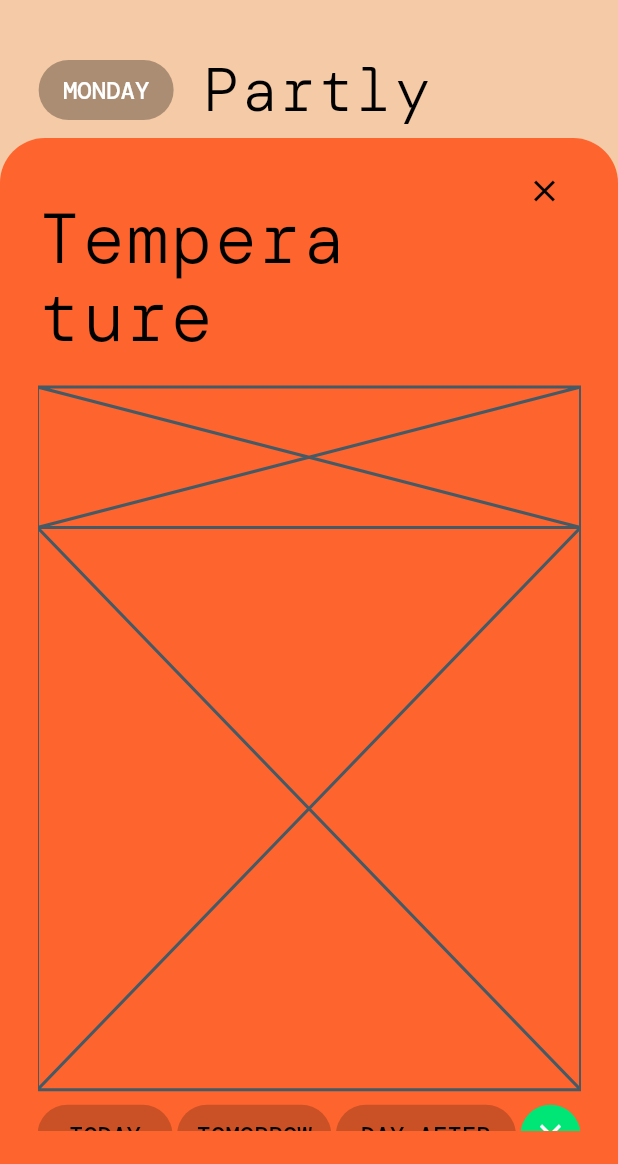
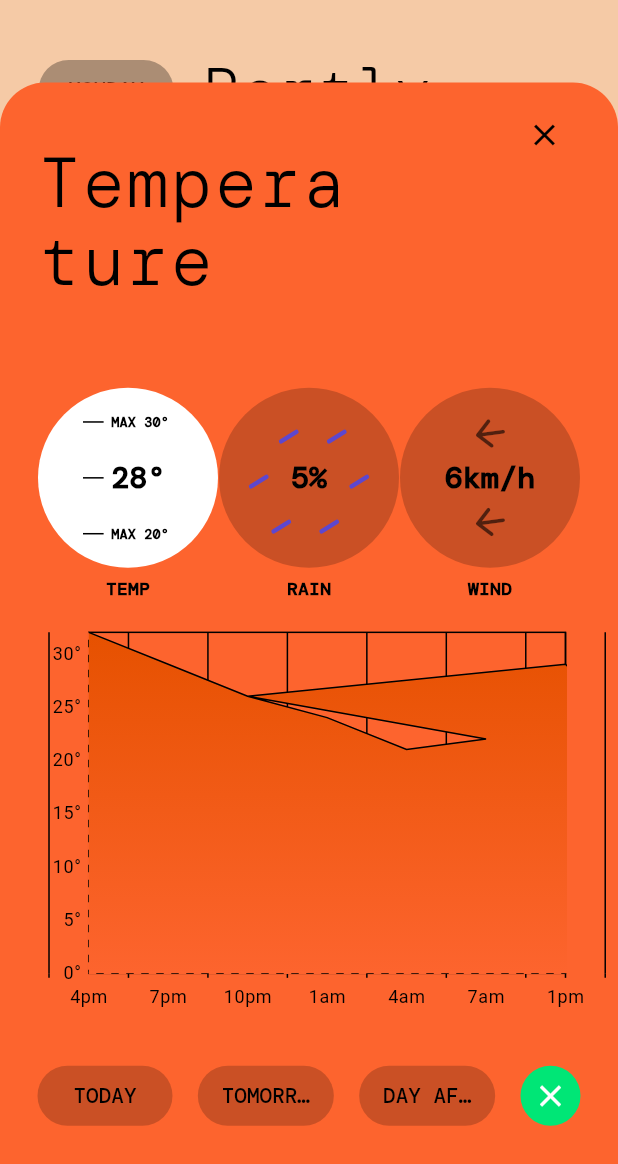
Before and after one commit to Codesait/wi_weather, a Flutter app: the screen it shows after launch, after a tap on an icon or button, on a phone screen of 412 x 824 dp, the part 72-1236 px from its top. Run offline on Flutter 3.47's test engine with Material 3 defaults, Android fonts, the phone set to English and light mode, and no system bars; our stand-ins replace flutter_riverpod, flutter_screenutil, flutter_svg, fluttertoast, geolocator, google_fonts and 4 more.

Commit message:
added hourly temperat forcast chart

```diff
--- a/lib/presentation/components/custom/custom_modal/custom_modal.dart
+++ b/lib/presentation/components/custom/custom_modal/custom_modal.dart
@@ -47,10 +47,12 @@ class CustomModalState extends ConsumerState<CustomModal>
                 color: mViewController.getModalColor(
                   theme.scaffoldBackgroundColor,
                 ),
-                borderRadius: const BorderRadius.only(
+                borderRadius: mViewController.modalIsOpen
+                    ? const BorderRadius.only(
                         topLeft: Radius.circular(30),
                         topRight: Radius.circular(30),
-                ),
+                      )
+                    : null,
               ),
               height: mViewController.modalHeight(),
               padding: const EdgeInsets.only(
@@ -58,7 +60,6 @@ class CustomModalState extends ConsumerState<CustomModal>
               ),
               child: Padding(
                 padding: const EdgeInsets.fromLTRB(25, 0, 25, 0),
-                child: SingleChildScrollView(
                 child: Column(
                   children: [
                     const _CloseModalBtn(),
@@ -67,8 +68,10 @@ class CustomModalState extends ConsumerState<CustomModal>
                       height: mViewController.modalIsOpen
                           ? mViewController.modalHeight()! / 1.1
                           : null,
-                        child: SingleChildScrollView(
                       child: Column(
+                        mainAxisAlignment: mViewController.modalIsOpen
+                            ? MainAxisAlignment.spaceBetween
+                            : MainAxisAlignment.start,
                         children: [
                           _ForcastTitle(key: UniqueKey()),
                           _ExpandedForcastReading(key: UniqueKey()),
@@ -76,9 +79,7 @@ class CustomModalState extends ConsumerState<CustomModal>
                         ],
                       ),
                     ),
-                      ),
                   ],
-                  ),
                 ),
               ),
             ),
@@ -160,11 +161,31 @@ class _ExpandedForcastReading extends ConsumerWidget {
     return Visibility(
       visible: mViewController.modalIsOpen,
       child: SizedBox(
-        height: mViewController.modalHeight()! / 1.46,
-        child: const Column(
+        height: mViewController.modalHeight()! / 1.66,
+        child: Column(
           children: [
-            Expanded(flex: 2, child: Placeholder()),
-            Expanded(flex: 8, child: Placeholder()),
+            ForcastReadings(
+              inDetailedMode: true,
+              selectedForcast: mViewController.tappedForcast,
+              onTepmtForcastTapped: () {
+                mViewController.onWiseForcastTap(TappedForcast.temperature);
+              },
+              onRainForcastTapped: () {
+                mViewController.onWiseForcastTap(TappedForcast.rain);
+              },
+              onWindForcastTapped: () {
+                mViewController.onWiseForcastTap(TappedForcast.wind);
+              },
+            ),
+            switch (mViewController.tappedForcast) {
+              TappedForcast.temperature =>
+                const Flexible(child: HourlyTempChart()),
+              TappedForcast.rain => const Flexible(child: Placeholder()),
+              TappedForcast.wind => const Flexible(child: Placeholder()),
+            },
+            // const Flexible(
+            //   child:  HourlyTempChart(),
+            // ),
           ],
         ),
       ),
@@ -179,9 +200,8 @@ class _DaysPicker extends ConsumerWidget {
     final modalIsOpen = mViewController.modalIsOpen;
 
     return Visibility(
-      child: Container(
+      child: SizedBox(
         width: fullWidth,
-        margin: const EdgeInsets.only(top: 10),
         child: Row(
           mainAxisAlignment: MainAxisAlignment.spaceBetween,
           children: [
@@ -193,27 +213,32 @@ class _DaysPicker extends ConsumerWidget {
               textColor: modalIsOpen ? AppColors.black : null,
               text: 'TODAY',
             ),
-            ButtonPill(
+            Expanded(
+              child: ButtonPill(
                 height: 40,
                 color: (modalIsOpen ? AppColors.black : AppColors.grey)
                     .withOpacity(.2),
                 textColor: modalIsOpen ? AppColors.black : null,
                 text: 'TOMORROW',
               ),
-            ButtonPill(
+            ),
+            Expanded(
+              child: ButtonPill(
                 height: 40,
-              constraints: const BoxConstraints(maxWidth: 120),
                 color: (modalIsOpen ? AppColors.black : AppColors.grey)
                     .withOpacity(.2),
                 textColor: modalIsOpen ? AppColors.black : null,
                 text: 'DAY AFTER',
               ),
-            CircleAvatar(
+            ),
+            Flexible(
+              child: CircleAvatar(
                 backgroundColor: Colors.greenAccent.shade400,
                 child: const SizedBox(
                   height: 40,
                   width: 40,
                   child: Icon(Icons.clear),
+                ),
               ),
             ),
           ],
--- /dev/null
+++ b/lib/presentation/components/custom/custom_modal/hourly_temp_chart.dart
@@ -0,0 +1,82 @@
+import 'package:flutter/material.dart';
+import 'package:syncfusion_flutter_charts/charts.dart';
+import 'package:wi_weather_app/res/constants/app_colors.dart';
+import 'package:wi_weather_app/utils/extension.dart';
+
+class HourlyTempChart extends StatelessWidget {
+  const HourlyTempChart({super.key});
+
+  @override
+  Widget build(BuildContext context) {
+    final chartData = <TempData>[
+      TempData('4pm', 32),
+      TempData('7pm', 29),
+      TempData('10pm', 26),
+      TempData('1am', 24),
+      TempData('4am', 21),
+      TempData('7am', 22),
+      TempData('10pm', 26),
+      TempData('1pm', 29),
+      TempData('3pm', 22),
+    ];
+
+    return SfCartesianChart(
+      primaryXAxis: const CategoryAxis(
+        majorGridLines: MajorGridLines(
+          width: 1,
+          color: AppColors.black,
+        ), //
+        minimum: 0.5, // Start from 0 on the X-axis
+        maximum: 5.5,
+        rangePadding: ChartRangePadding.none,
+        axisLine: AxisLine(
+          color: AppColors.tempColor,
+          dashArray: <double>[5, 5],
+        ),
+        majorTickLines: MajorTickLines(
+          size: 3,
+          color: AppColors.black,
+        ),
+      ),
+      primaryYAxis: NumericAxis(
+        majorGridLines: const MajorGridLines(width: 0),
+        minimum: 0,
+        rangePadding: ChartRangePadding.none,
+        axisLine: const AxisLine(
+          color: AppColors.tempColor,
+          dashArray: <double>[5, 5],
+        ),
+        labelFormat: '{value}'.inDegree,
+        majorTickLines: const MajorTickLines(size: 0),
+        minorTickLines: const MinorTickLines(size: 0),
+      ),
+      plotAreaBorderWidth: 1, // Remove the border around the plot area
+      plotAreaBorderColor: AppColors.black,
+      plotAreaBackgroundColor: Colors.transparent,
+      series: <AreaSeries<TempData, String>>[
+        AreaSeries<TempData, String>(
+          dataSource: chartData,
+          xValueMapper: (TempData data, _) => data.category,
+          yValueMapper: (TempData data, _) => data.value,
+          sortingOrder: SortingOrder.ascending,
+          gradient: LinearGradient(
+            colors: [
+              Colors.orange.shade900,
+              AppColors.tempColor,
+            ],
+            begin: FractionalOffset.topCenter,
+            end: FractionalOffset.bottomCenter,
+          ),
+          borderColor: AppColors.black,
+          borderWidth: 1,
+        ),
+      ],
+    );
+  }
+}
+
+class TempData {
+  TempData(this.category, this.value);
+  final String category;
+  final double value;
+}
--- a/lib/presentation/components/custom/custom_modal/modal_controller.dart
+++ b/lib/presentation/components/custom/custom_modal/modal_controller.dart
@@ -12,9 +12,7 @@ import 'package:wi_weather_app/utils/extension.dart';
 final modalController = ChangeNotifierProvider((_) => ModalController());
 
 class ModalController extends BaseModel {
-  final modalMinHeight = 80.0;
-
-  final modalFullHeight = fullHeight;
+  final modalMinHeight = 70.0;
 
   final curve = Curves.easeOut;
   final duration = const Duration(milliseconds: 200);
@@ -44,9 +42,12 @@ class ModalController extends BaseModel {
    */
   void tapToExpandeModal() {
     animationController.animateTo(1, curve: curve, duration: duration);
-    modalIsOpen = true;
-    notifyListeners();
+    Timer(const Duration(milliseconds: 210), () {
+      modalIsOpen = true;
+      notifyListeners();
+    });
 
+    //notifyListeners();
     log('Modal val: ${animationController.value}');
   }
 
@@ -56,17 +57,22 @@ class ModalController extends BaseModel {
   void tapToCloseModal() {
     animationController.animateTo(0, curve: curve, duration: duration);
     modalIsOpen = false;
+
     notifyListeners();
-
     log('Modal val: ${animationController.value}');
   }
 
   void onWiseForcastTap(TappedForcast tappedForcast) {
     _tappedForcast = tappedForcast;
+    if (modalIsOpen) {
+      notifyListeners();
+      return;
+    }
+
     tapToExpandeModal();
   }
 
-  double? modalHeight() => lerp(modalMinHeight, fullHeight - 140);
+  double? modalHeight() => lerp(modalMinHeight, fullHeight * .875);
 
   //! May use below code later
   // void handleDragUpdate(DragUpdateDetails details) {
--- a/lib/presentation/components/custom/three_wise_forcast_reading.dart
+++ b/lib/presentation/components/custom/three_wise_forcast_reading.dart
@@ -1,5 +1,5 @@
 import 'package:flutter/material.dart';
-import 'package:wi_weather_app/presentation/components/shared/gap.dart';
+import 'package:wi_weather_app/src/components.dart';
 import 'package:wi_weather_app/src/res.dart';
 import 'package:wi_weather_app/src/utils.dart';
 
@@ -8,24 +8,36 @@ class ForcastReadings extends StatelessWidget {
     required this.onTepmtForcastTapped,
     required this.onRainForcastTapped,
     required this.onWindForcastTapped,
+    this.inDetailedMode = false,
+    this.selectedForcast,
     super.key,
   });
   final void Function() onTepmtForcastTapped;
   final void Function() onRainForcastTapped;
   final void Function() onWindForcastTapped;
+  final bool inDetailedMode;
+  final dynamic selectedForcast;
 
   @override
   Widget build(BuildContext context) {
-    return SizedBox(
-      height: fullHeight / 5,
+    final textColor = inDetailedMode ? AppColors.black : null;
+
+    return Container(
       width: fullWidth,
+      alignment: Alignment.center,
+      padding: const EdgeInsets.symmetric(vertical: 10),
       child: Row(
         mainAxisAlignment: MainAxisAlignment.spaceBetween,
         children: [
           Expanded(
             child: _ReadingCircleContainer(
               key: const ValueKey('temp'),
-              color: AppColors.tempColor,
+              color: inDetailedMode
+                  ? (selectedForcast == TappedForcast.temperature
+                      ? AppColors.white
+                      : AppColors.black.withOpacity(.2))
+                  : AppColors.tempColor,
+              textColor: textColor,
               readingTitle: 'TEMP',
               onTap: onTepmtForcastTapped,
               child: const _TemperatureGauge(
@@ -38,7 +50,12 @@ class ForcastReadings extends StatelessWidget {
           Expanded(
             child: _ReadingCircleContainer(
               key: const ValueKey('rain'),
-              color: AppColors.rainColor,
+              color: inDetailedMode
+                  ? (selectedForcast == TappedForcast.rain
+                      ? AppColors.white
+                      : AppColors.black.withOpacity(.2))
+                  : AppColors.rainColor,
+              textColor: textColor,
               readingTitle: 'RAIN',
               onTap: onRainForcastTapped,
               child: const _RainBgAndPercentage(rainPrecentage: 5),
@@ -47,7 +64,12 @@ class ForcastReadings extends StatelessWidget {
           Expanded(
             child: _ReadingCircleContainer(
               key: const ValueKey('wind'),
-              color: AppColors.windColor,
+              color: inDetailedMode
+                  ? (selectedForcast == TappedForcast.wind
+                      ? AppColors.white
+                      : AppColors.black.withOpacity(.2))
+                  : AppColors.windColor,
+              textColor: textColor,
               readingTitle: 'WIND',
               onTap: onWindForcastTapped,
               child: const _WindWidget(windSpeed: 6),
@@ -67,10 +89,12 @@ class _ReadingCircleContainer extends StatelessWidget {
     required this.readingTitle,
     required this.child,
     this.color = Colors.orange,
+    this.textColor,
     this.onTap,
     super.key,
   });
   final Color color;
+  final Color? textColor;
   final String readingTitle;
   final Widget child;
   final void Function()? onTap;
@@ -94,15 +118,12 @@ class _ReadingCircleContainer extends StatelessWidget {
             ),
           ),
           const Gap(5),
-          SizedBox(
-            height: 40,
-            child: Text(
-              readingTitle,
-              style: theme.textTheme.titleMedium!.copyWith(
-                fontWeight: FontWeight.w300,
-                fontSize: 13,
-                color: AppColors.grey,
-              ),
+          Text(
+            readingTitle,
+            style: theme.textTheme.titleMedium!.copyWith(
+              fontWeight: FontWeight.bold,
+              fontSize: 12,
+              color: textColor,
             ),
           ),
         ],
--- a/lib/presentation/components/shared/button.dart
+++ b/lib/presentation/components/shared/button.dart
@@ -18,7 +18,7 @@ class ButtonPill extends StatelessWidget {
     this.width,
     this.height,
     this.padding,
-    this.fontSize = 16,
+    this.fontSize = 14,
     this.fontWeight,
     this.borderColor,
     this.buttonstate = Buttonstate.idle,
@@ -82,8 +82,9 @@ class ButtonPill extends StatelessWidget {
                     : Text(
                         text.toString(),
                         textAlign: TextAlign.center,
+                        overflow: TextOverflow.ellipsis,
                         style: theme.textTheme.titleLarge!.copyWith(
-                          color: textColor ?? Colors.white,
+                          color: textColor,
                           fontSize: fontSize,
                           fontWeight: fontWeight ?? FontWeight.w500,
                         ),
--- a/lib/presentation/features/home/views/home.dart
+++ b/lib/presentation/features/home/views/home.dart
@@ -30,8 +30,11 @@ class HomeScreenState extends ConsumerState<HomeScreen> {
           width: fullWidth,
           child: Stack(
             children: [
-              Padding(
-                padding: const EdgeInsets.fromLTRB(25, 10, 25, 50),
+              Container(
+                height: getContainerHeight,
+                padding: const EdgeInsets.fromLTRB(25, 10, 25, 80),
+                // color: Colors.amber,
+                child: SingleChildScrollView(
                   child: Column(
                     mainAxisAlignment: MainAxisAlignment.spaceBetween,
                     children: <Widget>[
@@ -39,7 +42,8 @@ class HomeScreenState extends ConsumerState<HomeScreen> {
                       const ForcastIconIndicator(),
                       ForcastReadings(
                         onTepmtForcastTapped: () {
-                        mController.onWiseForcastTap(TappedForcast.temperature);
+                          mController
+                              .onWiseForcastTap(TappedForcast.temperature);
                         },
                         onRainForcastTapped: () {
                           mController.onWiseForcastTap(TappedForcast.rain);
@@ -52,6 +56,7 @@ class HomeScreenState extends ConsumerState<HomeScreen> {
                     ],
                   ),
                 ),
+              ),
               const CustomModal(),
             ],
           ),
--- a/lib/src/components.dart
+++ b/lib/src/components.dart
@@ -1,5 +1,6 @@
 // custom components
 export '../presentation/components/custom/custom_modal/custom_modal.dart';
+export '../presentation/components/custom/custom_modal/hourly_temp_chart.dart';
 export '../presentation/components/custom/custom_modal/modal_controller.dart';
 export '../presentation/components/custom/three_wise_forcast_reading.dart';
 export '../presentation/components/custom/wi_header/header_controller.dart';
--- a/lib/utils/extension.dart
+++ b/lib/utils/extension.dart
@@ -6,6 +6,11 @@ double get fullHeight =>
 
 double get fullWidth =>
     MediaQuery.of(navigatorKey.currentState!.context).size.width;
+
+double get getContainerHeight {
+  final mq = MediaQuery.of(navigatorKey.currentState!.context);
+  return mq.size.height - AppBar().preferredSize.height - mq.padding.vertical;
+}
 
 extension StringSymbol on String {
   String get inDegree => '$this\u00B0';
--- a/pubspec.yaml
+++ b/pubspec.yaml
@@ -41,6 +41,7 @@ dependencies:
   loading_animation_widget: ^1.2.0+4
   google_fonts: ^4.0.4
   flutter_screenutil: ^5.9.3
+  syncfusion_flutter_charts: ^28.1.33
 
 dev_dependencies:
   flutter_test:
```
Also changed, not shown: pubspec.lock. Lines whose indentation alone changed are shown as unchanged.
